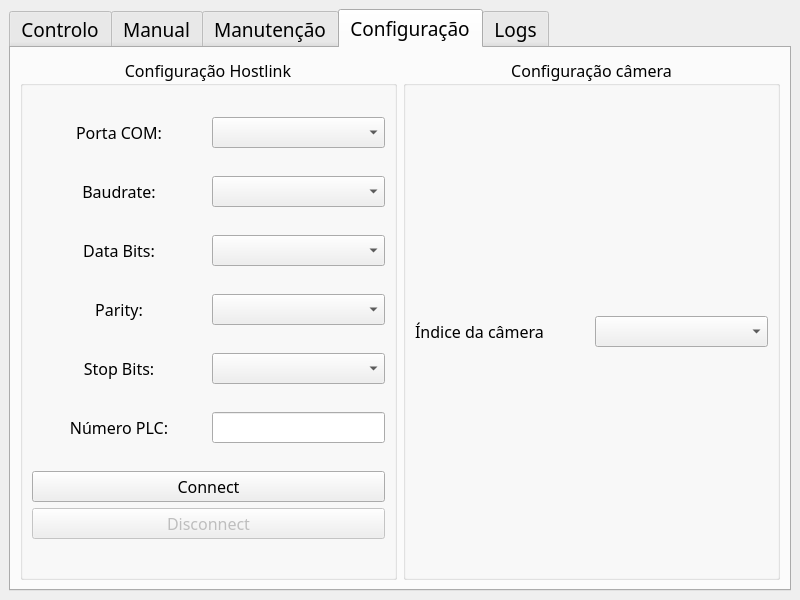
The window that ui_files/MainWindow.ui (noliveira9822/cookie_maker) describes before a commit, drawn with Qt 5.
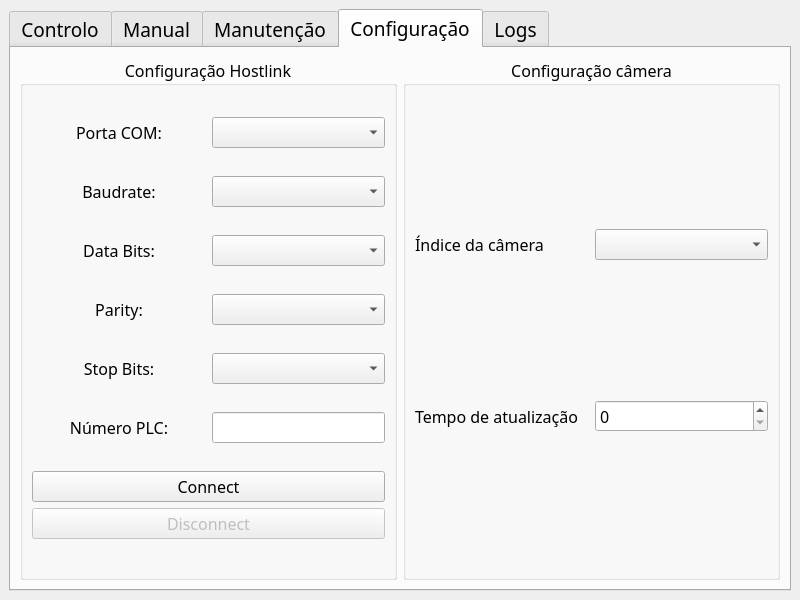
The same window after the commit. The open tabs and pages were chosen to show the change. Icons and pictures are not drawn.

Commit message: refresh timer -> need to call functions to read from PLC ui changes

```diff
--- a/ui_files/MainWindow.ui
+++ b/ui_files/MainWindow.ui
@@ -34,7 +34,7 @@
    </property>
    <layout class="QHBoxLayout" name="horizontalLayout_19">
     <item>
-     <widget class="QTabWidget" name="tabWidget">
+     <widget class="QTabWidget" name="tab">
       <property name="font">
        <font>
         <family>Rockwell</family>
@@ -322,7 +322,7 @@
         </item>
        </layout>
       </widget>
-      <widget class="QWidget" name="tab_manutencao">
+      <widget class="QWidget" name="tab_manual">
        <attribute name="title">
         <string>Manual</string>
        </attribute>
@@ -569,7 +569,7 @@
         </item>
        </layout>
       </widget>
-      <widget class="QWidget" name="tab">
+      <widget class="QWidget" name="tab_manutencao">
        <attribute name="title">
         <string>Manutenção</string>
        </attribute>
@@ -859,8 +859,8 @@
           <property name="alignment">
            <set>Qt::AlignCenter</set>
           </property>
-          <layout class="QGridLayout" name="gridLayout">
-           <item row="0" column="0">
+          <layout class="QVBoxLayout" name="verticalLayout_20">
+           <item>
             <layout class="QHBoxLayout" name="horizontalLayout_18">
              <item>
               <widget class="QLabel" name="label_15">
@@ -874,6 +874,20 @@
              </item>
             </layout>
            </item>
+           <item>
+            <layout class="QHBoxLayout" name="horizontalLayout_23">
+             <item>
+              <widget class="QLabel" name="label_20">
+               <property name="text">
+                <string>Tempo de atualização</string>
+               </property>
+              </widget>
+             </item>
+             <item>
+              <widget class="QSpinBox" name="spin_tempo_atualizacao"/>
+             </item>
+            </layout>
+           </item>
           </layout>
          </widget>
         </item>
```
Left out of the diff: 2 changed lines with no effect on the pictures. The commit also changes 2 other files.
